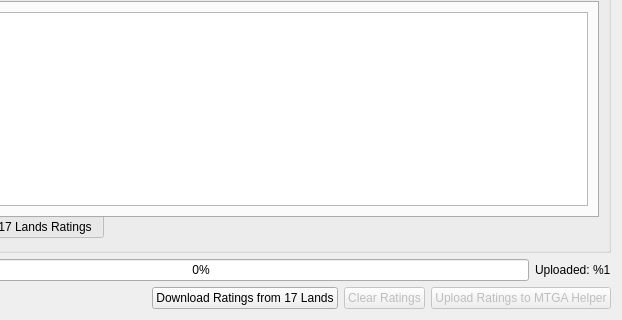
Above: src/mainwindow.ui from VSRonin/17Helper before the change; both pictures show x 178 to 800 and y 491 to 811 of the 800 by 811 pixel window. Below: the same form after it.
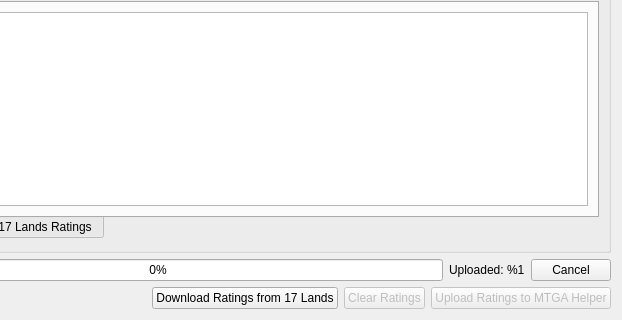
That is the form after the change.

Commit message: Added ability to cancel the upload

The edit to the form file:
```diff
--- a/src/mainwindow.ui
+++ b/src/mainwindow.ui
@@ -426,6 +426,13 @@
        </property>
       </widget>
      </item>
+     <item>
+      <widget class="QPushButton" name="cancelUploadButton">
+       <property name="text">
+        <string>Cancel</string>
+       </property>
+      </widget>
+     </item>
     </layout>
    </item>
    <item>
```
The commit also changes 5 other files.
